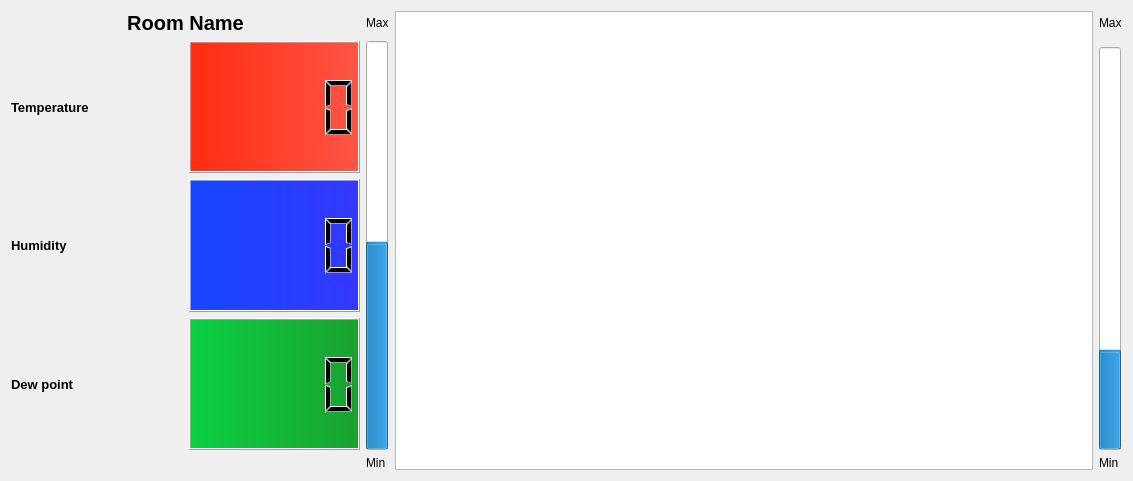
This is COMET/QT_Designer_UI/environment_monitor.ui in Chilldose/COMET as Qt 5 draws it before an edit. The edited form follows.
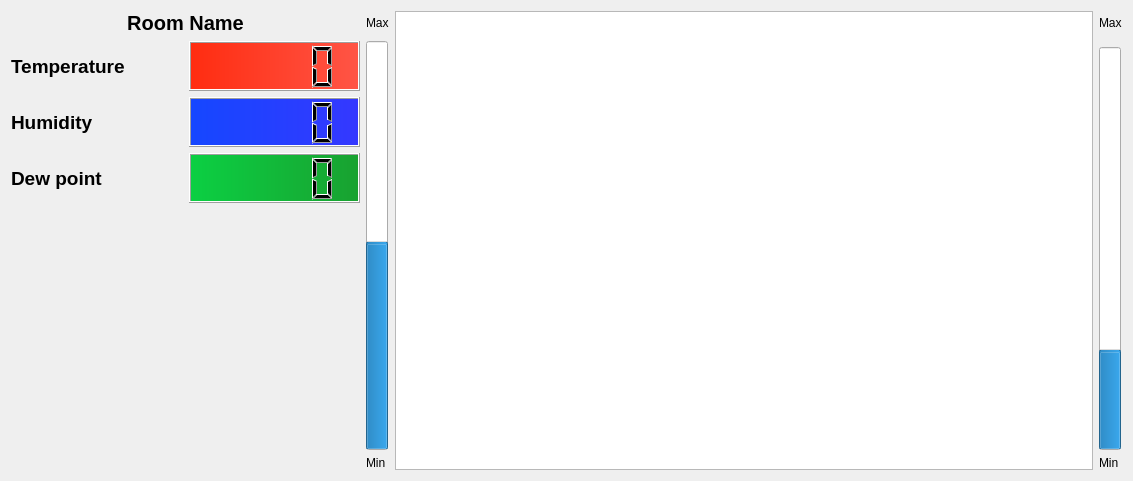
This is the edited form. Custom widgets are drawn as their Qt base class.

```diff
--- a/COMET/QT_Designer_UI/environment_monitor.ui
+++ b/COMET/QT_Designer_UI/environment_monitor.ui
@@ -28,8 +28,56 @@
      </item>
      <item row="1" column="0" rowspan="2">
       <layout class="QGridLayout" name="gridLayout">
+       <item row="1" column="0">
+        <widget class="QLabel" name="hum_lcd_label">
+         <property name="font">
+          <font>
+           <pointsize>14</pointsize>
+           <weight>75</weight>
+           <bold>true</bold>
+          </font>
+         </property>
+         <property name="text">
+          <string>Humidity</string>
+         </property>
+        </widget>
+       </item>
+       <item row="0" column="0">
+        <widget class="QLabel" name="temp_lcd_label">
+         <property name="font">
+          <font>
+           <pointsize>14</pointsize>
+           <weight>75</weight>
+           <bold>true</bold>
+          </font>
+         </property>
+         <property name="text">
+          <string>Temperature</string>
+         </property>
+        </widget>
+       </item>
+       <item row="2" column="0">
+        <widget class="QLabel" name="dew_point_lcd_label">
+         <property name="font">
+          <font>
+           <pointsize>14</pointsize>
+           <weight>75</weight>
+           <bold>true</bold>
+          </font>
+         </property>
+         <property name="text">
+          <string>Dew point</string>
+         </property>
+        </widget>
+       </item>
        <item row="0" column="1">
         <widget class="QLCDNumber" name="temp_lcd">
+         <property name="minimumSize">
+          <size>
+           <width>0</width>
+           <height>50</height>
+          </size>
+         </property>
          <property name="font">
           <font>
            <pointsize>8</pointsize>
@@ -42,59 +90,42 @@
        </item>
        <item row="1" column="1">
         <widget class="QLCDNumber" name="hum_lcd">
+         <property name="minimumSize">
+          <size>
+           <width>0</width>
+           <height>50</height>
+          </size>
+         </property>
          <property name="styleSheet">
           <string notr="true">background-color: qlineargradient(spread:pad, x1:0, y1:0, x2:1, y2:0, stop:0 rgb(21, 71, 255), stop:1 rgb(53, 56, 255));</string>
          </property>
         </widget>
        </item>
-       <item row="1" column="0">
-        <widget class="QLabel" name="hum_lcd_label">
-         <property name="font">
-          <font>
-           <pointsize>10</pointsize>
-           <weight>75</weight>
-           <bold>true</bold>
-          </font>
-         </property>
-         <property name="text">
-          <string>Humidity</string>
-         </property>
-        </widget>
-       </item>
-       <item row="2" column="0">
-        <widget class="QLabel" name="dew_point_lcd_label">
-         <property name="font">
-          <font>
-           <pointsize>10</pointsize>
-           <weight>75</weight>
-           <bold>true</bold>
-          </font>
-         </property>
-         <property name="text">
-          <string>Dew point</string>
-         </property>
-        </widget>
-       </item>
        <item row="2" column="1">
         <widget class="QLCDNumber" name="dew_point_lcd">
+         <property name="minimumSize">
+          <size>
+           <width>0</width>
+           <height>50</height>
+          </size>
+         </property>
          <property name="styleSheet">
           <string notr="true">background-color: qlineargradient(spread:pad, x1:0, y1:0, x2:1, y2:0, stop:0 rgb(11, 208, 67), stop:1 rgb(25, 161, 48));</string>
          </property>
         </widget>
        </item>
-       <item row="0" column="0">
-        <widget class="QLabel" name="temp_lcd_label">
-         <property name="font">
-          <font>
-           <pointsize>10</pointsize>
-           <weight>75</weight>
-           <bold>true</bold>
-          </font>
+       <item row="3" column="0" colspan="2">
+        <spacer name="verticalSpacer">
+         <property name="orientation">
+          <enum>Qt::Vertical</enum>
          </property>
-         <property name="text">
-          <string>Temperature</string>
+         <property name="sizeHint" stdset="0">
+          <size>
+           <width>20</width>
+           <height>40</height>
+          </size>
          </property>
-        </widget>
+        </spacer>
        </item>
       </layout>
      </item>
```
Left out of the diff: 2 changed lines with no effect on the pictures.
